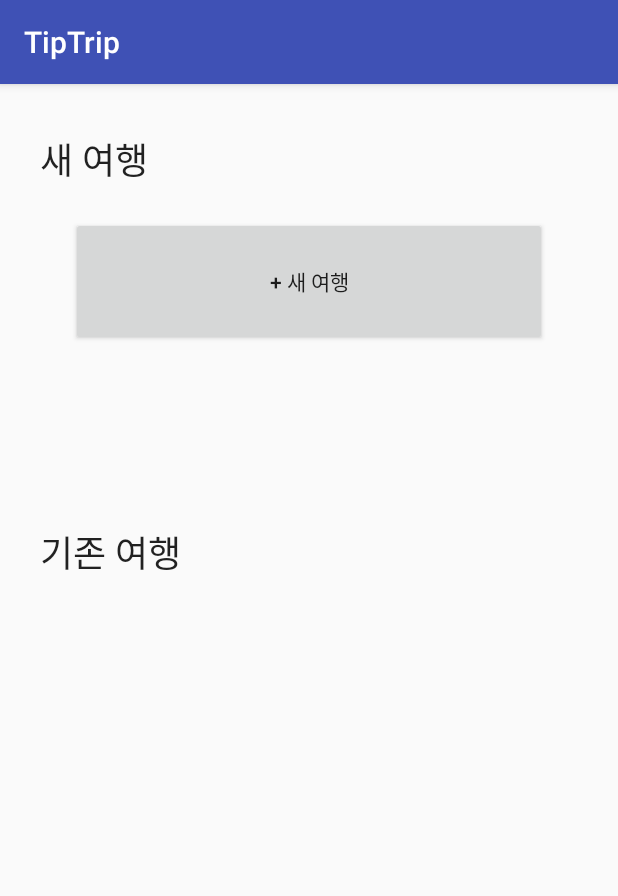
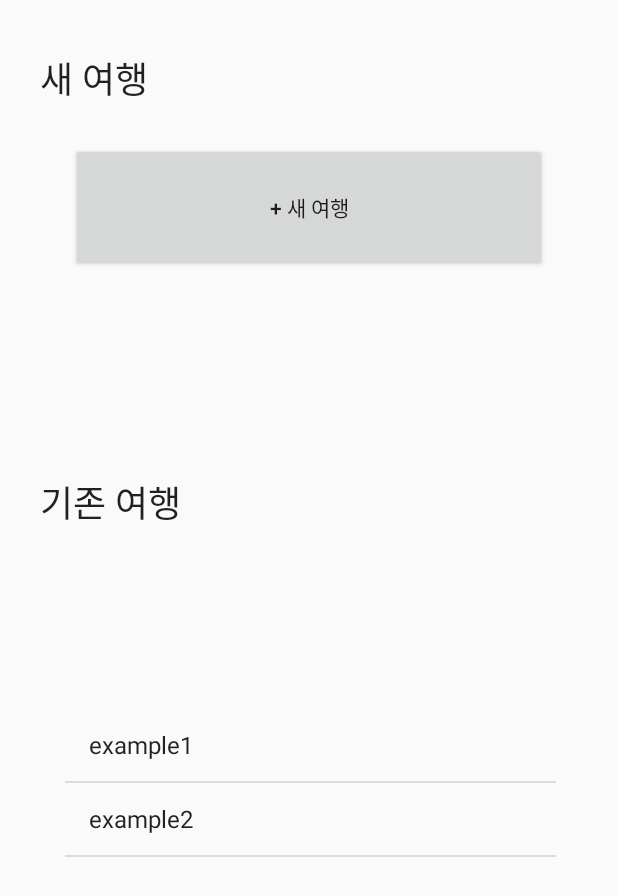
Before and after one commit to heojoung2/Android, an Android app: the screen it shows after launch (TriplistActivity), on a phone screen of 412 x 824 dp. Shown: the top 896 px of the screen. Run offline under Robolectric (Android 15) with nearby library versions, the phone set to English and light mode, and no system bars.

Commit message:
리스트뷰 보이기

```diff
--- a/TipTrip/app/src/main/java/com/example/heo/tiptrip/TriplistActivity.java
+++ b/TipTrip/app/src/main/java/com/example/heo/tiptrip/TriplistActivity.java
@@ -1,21 +1,40 @@
 package com.example.heo.tiptrip;
 
+import android.app.Activity;
 import android.content.Intent;
 import android.os.Bundle;
-import android.support.v7.app.AppCompatActivity;
 import android.view.View;
+import android.widget.AdapterView;
+import android.widget.ArrayAdapter;
+import android.widget.ListView;
+import android.widget.Toast;
 
-public class TriplistActivity extends AppCompatActivity {
+public class TriplistActivity extends Activity implements AdapterView.OnItemClickListener {
+    private String[] examples = {"example1","example2"};
 
     @Override
     protected void onCreate(Bundle savedInstanceState) {
         super.onCreate(savedInstanceState);
         setContentView(R.layout.activity_triplist);
+
+        ListView list = (ListView) findViewById(R.id.existing_trip_listview);
+
+        //ArrayAdapter : 배열에 담긴 데이터를 관리하는 클래스
+        //setAdapter로 액티비티에 보이게 한다
+        list.setAdapter(new ArrayAdapter<String>(this, android.R.layout.simple_list_item_1,examples));
+
+        list.setOnItemClickListener(this);   //리스트뷰의 아이템을 클릭했을 때 처리할 리스너를 설정
     }
 
     public void onButtonClick_newtrip(View v){
         Intent intent = new Intent(getApplicationContext(), NewtripActivity.class);
-        intent.addFlags(Intent.FLAG_ACTIVITY_NO_HISTORY);
+        intent.addFlags(Intent.FLAG_ACTIVITY_NO_HISTORY);   //다음 액티비티를 스택에 넣지 않는다.
         startActivity(intent);
     }
+
+    public void onItemClick(AdapterView<?> parent, View v, int position, long id){
+        Toast.makeText(getApplicationContext(),examples[position],Toast.LENGTH_SHORT).show();
+
+
+    }
 }
```
